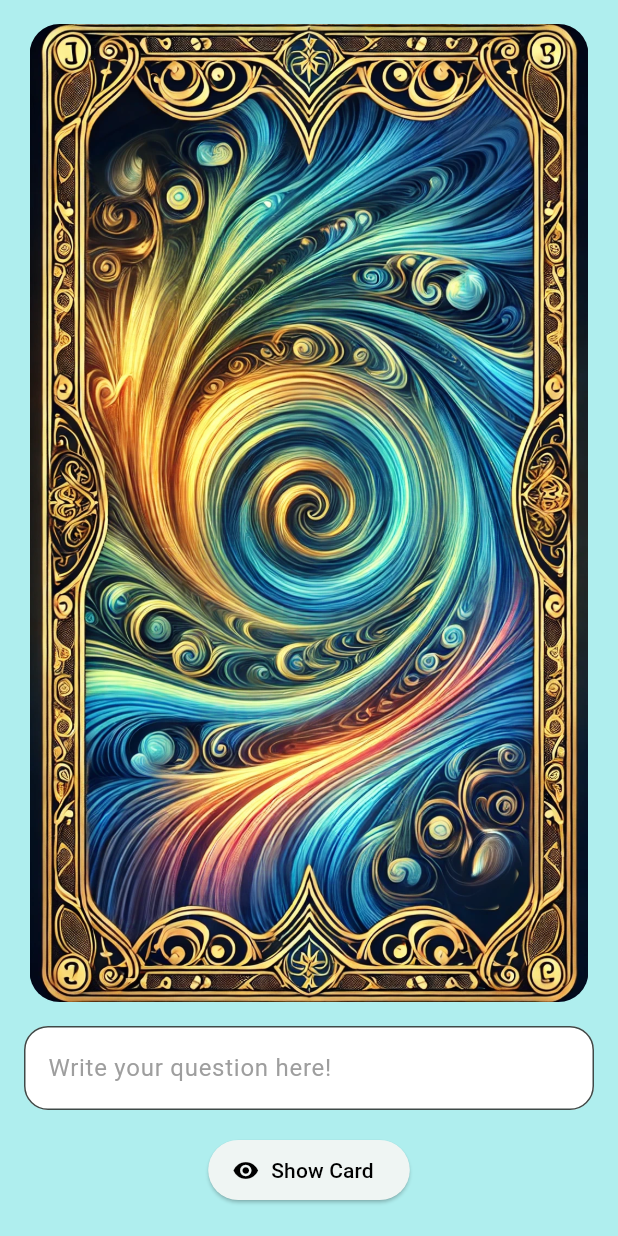
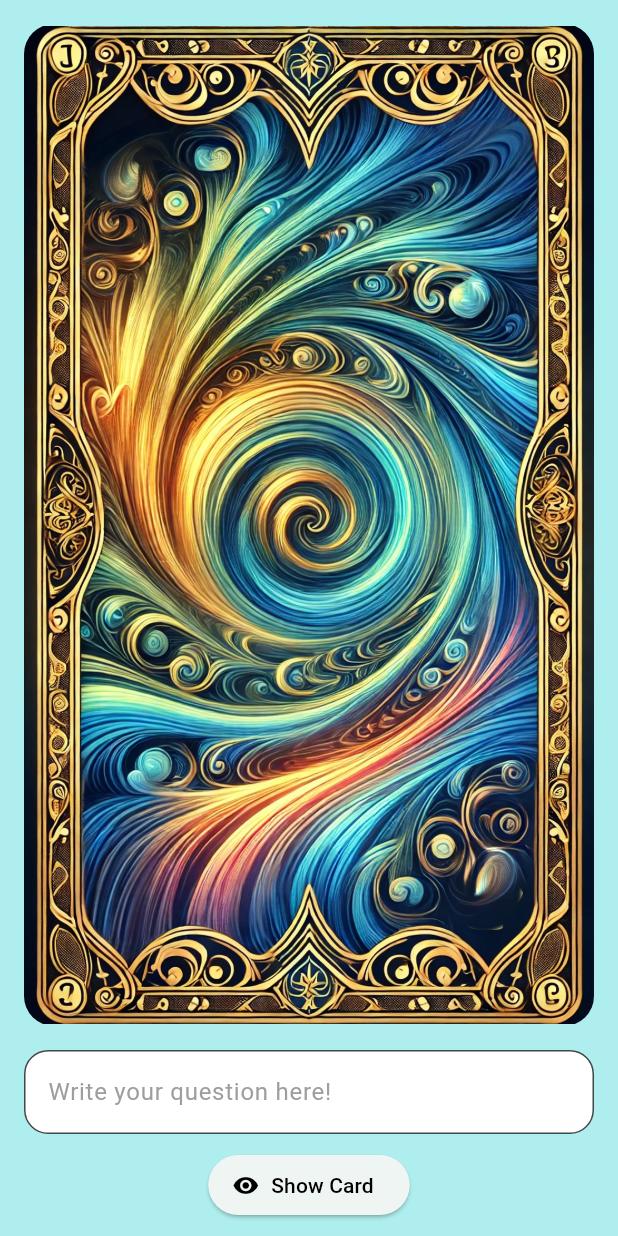
Before and after one commit to TiborMaron/Tarot, a Flutter app: the screen it shows after launch, on a phone screen of 412 x 824 dp. Run offline on Flutter 3.47's test engine with Material 3 defaults, Android fonts, the phone set to English and light mode, and no system bars.

Commit message:
Made the code more readable

```diff
--- a/lib/pages/draw_card_page.dart
+++ b/lib/pages/draw_card_page.dart
@@ -1,4 +1,5 @@
 import 'package:flutter/material.dart';
+import 'dart:math' as math;
 
 class DrawCard extends StatefulWidget {
   const DrawCard({super.key});
@@ -36,11 +37,14 @@ class DrawCardState extends State<DrawCard> with SingleTickerProviderStateMixin
   Widget build(BuildContext context) {
     return Scaffold(
       backgroundColor: Theme.of(context).colorScheme.surface,
-      body: Stack(
+      body: Column(
         children: [
-          Center(
+          Expanded(
           child: Column(
+            mainAxisAlignment: MainAxisAlignment.end,
             children: [
+
+            // The Card
             Expanded(
             flex: 7,
             child: Padding(
@@ -48,8 +52,8 @@ class DrawCardState extends State<DrawCard> with SingleTickerProviderStateMixin
               child: AnimatedBuilder(
                 animation: _controller,
                 builder: (context, child) {
-                        final rotationValue = _controller.value * 3.14159; // PI for 180-degree rotation
-                        final isFlipped = rotationValue > 3.14159 / 2;
+                  final rotationValue = _controller.value * math.pi;
+                  final isFlipped = rotationValue > math.pi / 2;
                   return Transform(
                     alignment: Alignment.center,
                     transform: Matrix4.identity()
@@ -72,6 +76,8 @@ class DrawCardState extends State<DrawCard> with SingleTickerProviderStateMixin
                   ),
                 ),
               ),
+
+            // TextField
             Padding(
               padding: const EdgeInsets.symmetric(horizontal: 16),
               child: TextField(
@@ -88,7 +94,10 @@ class DrawCardState extends State<DrawCard> with SingleTickerProviderStateMixin
                 textAlignVertical: TextAlignVertical.top,
               ),
             ),
-                SizedBox(height: 16),
+
+            const SizedBox(height: 10),
+
+            // Button
             ElevatedButton.icon(
               onPressed: _toggleImage,
               icon: const Icon(Icons.visibility, color: Colors.black),
@@ -96,12 +105,14 @@ class DrawCardState extends State<DrawCard> with SingleTickerProviderStateMixin
                 'Show Card',
               style: TextStyle(color: Colors.black),),
             ),
-                SizedBox(height: 20),
+
+            const SizedBox(height: 10),
+
             ],
             ),
           ),
-        ],
-      ),
+        ]
+      )
     );
   }
 }
```
Lines whose indentation alone changed are shown as unchanged.
